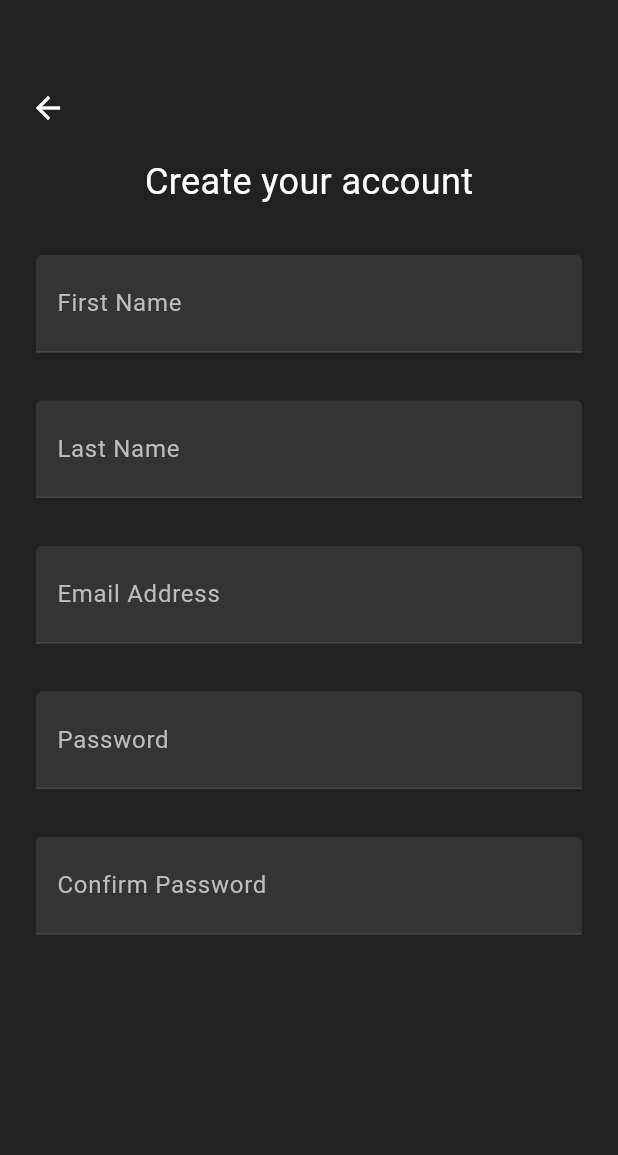
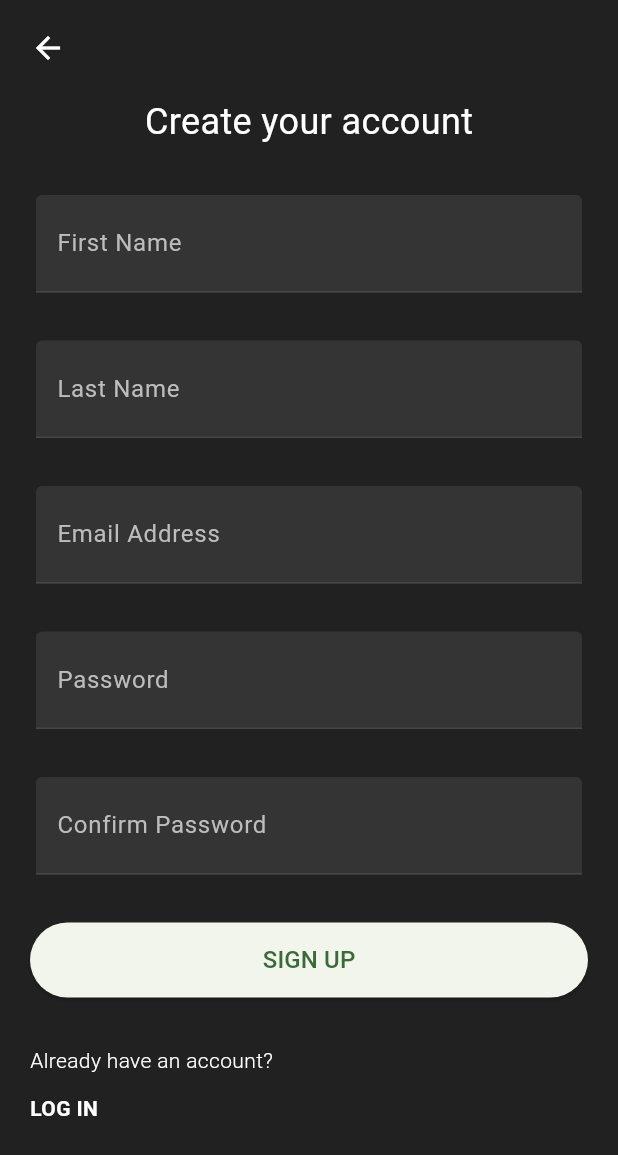
Before and after one commit to FerchusGames/digitally-unchained-mobile, a Flutter app: the Register screen opened directly, on a phone screen of 412 x 824 dp. Shown: the top 1155 px of the screen. Run offline on Flutter 3.47's test engine with Material 2 defaults, Android fonts, the phone set to English and light mode, and no system bars; our stand-ins replace email_validator, shared_preferences; accounts and stored records are empty.

Commit message:
Final LogIn and SignUp screens

```diff
--- /dev/null
+++ b/lib/collections/pref_keys.dart
@@ -0,0 +1,5 @@
+const String EMAIL_PREF_KEY = 'email';
+const String FIRST_NAME_PREF_KEY = 'first_name';
+const String LAST_NAME_PREF_KEY = 'last_name';
+const String PASSWORD_PREF_KEY = 'password';
+const String IS_LOGGED_IN_KEY  = 'is_logged_in';
--- a/lib/collections/user_messages.dart
+++ b/lib/collections/user_messages.dart
@@ -1 +1,4 @@
 const String EMAIL_VALIDATION_WARNING_TEXT = 'Write a valid email address';
+const String EMPTY_FIELD_WARNING_TEXT = 'You must fill all fields.';
+const String PASSWORD_CONFIRMATION_WARNING_TEXT = "Password doesn't match with confirmation.";
+const String INVALID_PASSWORD_EMAIL_WARNING_TEXT = "Invalid user and password.";
--- a/lib/collections/validators.dart
+++ b/lib/collections/validators.dart
@@ -1,5 +1,5 @@
 import 'package:email_validator/email_validator.dart';
 
 bool validateEmailFormat(String email) {
-  return EmailValidator.validate(email);
+  return EmailValidator.validate(email.trim()) || email == '';
 }
--- a/lib/screens/register.dart
+++ b/lib/screens/register.dart
@@ -6,6 +6,8 @@ import 'package:flutter/material.dart';
 import 'package:shared_preferences/shared_preferences.dart';
 import 'package:digitally_unchained/collections/validators.dart';
 import 'package:digitally_unchained/collections/user_messages.dart';
+import 'package:digitally_unchained/collections/pref_keys.dart';
+import 'package:digitally_unchained/screens/home.dart';
 
 class Register extends StatefulWidget {
   const Register({super.key});
@@ -15,7 +17,6 @@ class Register extends StatefulWidget {
 }
 
 class _RegisterState extends State<Register> {
-
   final firstNameController = TextEditingController();
   final lastNameController = TextEditingController();
   final emailController = TextEditingController();
@@ -41,7 +42,7 @@ class _RegisterState extends State<Register> {
                 child: Column(
               children: [
                 SizedBox(
-                  height: 60,
+                  height: 20,
                   width: double.infinity,
                 ),
                 Container(
@@ -98,18 +99,28 @@ class _RegisterState extends State<Register> {
                       horizontal: textFieldHorizontalPadding),
                   child: DarkTextField(
                       onTextChanged: checkAndSetEmailValidation,
-                      textController: emailController, label: 'Email Address'),
+                      textController: emailController,
+                      label: 'Email Address'),
                 ),
-                TextFieldValidationWarning(message: EMAIL_VALIDATION_WARNING_TEXT, shouldShow: shouldShowEmailValidationText),
                 SizedBox(
-                  height: textFieldVerticalSpace,
+                    height: textFieldVerticalSpace / 4 * 1,
+                    width: double.infinity),
+                Container(
+                    alignment: Alignment.centerLeft,
+                    padding: EdgeInsets.symmetric(
+                        horizontal: textFieldHorizontalPadding),
+                    child: TextFieldValidationWarning(
+                        message: EMAIL_VALIDATION_WARNING_TEXT,
+                        shouldShow: shouldShowEmailValidationText)),
+                SizedBox(
+                  height: textFieldVerticalSpace / 4 * 3,
                   width: double.infinity,
                 ),
                 Container(
                   padding: EdgeInsets.symmetric(
                       horizontal: textFieldHorizontalPadding),
                   child: DarkTextField(
-                      textController: passwordController, label: 'Password'),
+                      textController: passwordController, label: 'Password', hasObscureText: true,),
                 ),
                 SizedBox(
                   height: textFieldVerticalSpace,
@@ -120,11 +131,51 @@ class _RegisterState extends State<Register> {
                       horizontal: textFieldHorizontalPadding),
                   child: DarkTextField(
                       textController: passwordConfirmationController,
-                      label: 'Confirm Password'),
+                      label: 'Confirm Password',
+                      hasObscureText: true),
                 ),
                 SizedBox(
                   height: textFieldVerticalSpace,
                   width: double.infinity,
+                ),
+                Container(
+                  width: 1000,
+                  height: 50,
+                  padding: EdgeInsets.symmetric(horizontal: 20),
+                  child: ElevatedButton(
+                    onPressed: () {
+                      FocusScope.of(context).unfocus();
+                      validateFields();
+                    },
+                    child: Text(
+                      'SIGN UP',
+                      style: buttonTextTextStyle,
+                    ),
+                  ),
+                ),
+                SizedBox(
+                    height: textFieldVerticalSpace, width: double.infinity),
+                Container(
+                  padding: EdgeInsets.symmetric(horizontal: 20),
+                  alignment: Alignment.centerLeft,
+                  child: Text(
+                    "Already have an account?",
+                    style: suggestionTextStyle,
+                  ),
+                ),
+                SizedBox(height: 12, width: double.infinity),
+                GestureDetector(
+                  onTap: () {
+                    Navigator.of(context).pop();
+                  },
+                  child: Container(
+                    padding: EdgeInsets.symmetric(horizontal: 20),
+                    alignment: Alignment.centerLeft,
+                    child: Text(
+                      'LOG IN',
+                      style: textButtonTextStyle,
+                    ),
+                  ),
                 ),
               ],
             ))
@@ -134,6 +185,38 @@ class _RegisterState extends State<Register> {
     );
   }
 
+  Future<void> validateFields() async {
+    SharedPreferences prefs = await SharedPreferences.getInstance();
+
+    String firstName = firstNameController.text.trim();
+    String lastName = lastNameController.text.trim();
+    String email = emailController.text.trim();
+    String password = passwordController.text.trim();
+    String passwordConfirmation = passwordConfirmationController.text.trim();
+
+    List<String> fields = [
+      firstName,
+      lastName,
+      email,
+      password,
+      passwordConfirmation
+    ];
+
+    if (fields.any((field) => field.isEmpty)) {
+      showAlert(EMPTY_FIELD_WARNING_TEXT, context);
+    } else if (!validateEmailFormat(email)) {
+      showAlert(EMAIL_VALIDATION_WARNING_TEXT, context);
+    } else if (password != passwordConfirmation) {
+      showAlert(PASSWORD_CONFIRMATION_WARNING_TEXT, context);
+    } else {
+      saveData();
+      Navigator.of(context).pushAndRemoveUntil(
+          MaterialPageRoute(builder: (BuildContext context) {
+        return Home();
+      }), (route) => false);
+    }
+  }
+
   void checkAndSetEmailValidation(email) {
     bool isValid = validateEmailFormat(email);
     setState(() {
@@ -141,10 +224,17 @@ class _RegisterState extends State<Register> {
     });
   }
 
-  Future<void> save_data() async {
+  bool passwordMatchesConfirmation() {
+    return passwordController.text == passwordConfirmationController.text;
+  }
+
+  Future<void> saveData() async {
     SharedPreferences prefs = await SharedPreferences.getInstance();
 
-    //await prefs.setString('email', emailController.text);
-    //await prefs.setString('password', passwordController.text);
+    await prefs.setString(FIRST_NAME_PREF_KEY, firstNameController.text);
+    await prefs.setString(LAST_NAME_PREF_KEY, lastNameController.text);
+    await prefs.setString(EMAIL_PREF_KEY, emailController.text);
+    await prefs.setString(PASSWORD_PREF_KEY, passwordController.text);
+    await prefs.setBool(IS_LOGGED_IN_KEY, true);
   }
 }
```
Also changed, not shown: lib/screens/login.dart (+39 -33 lines), lib/widgets/text_field_validation_warning.dart (+2 -9 lines).
